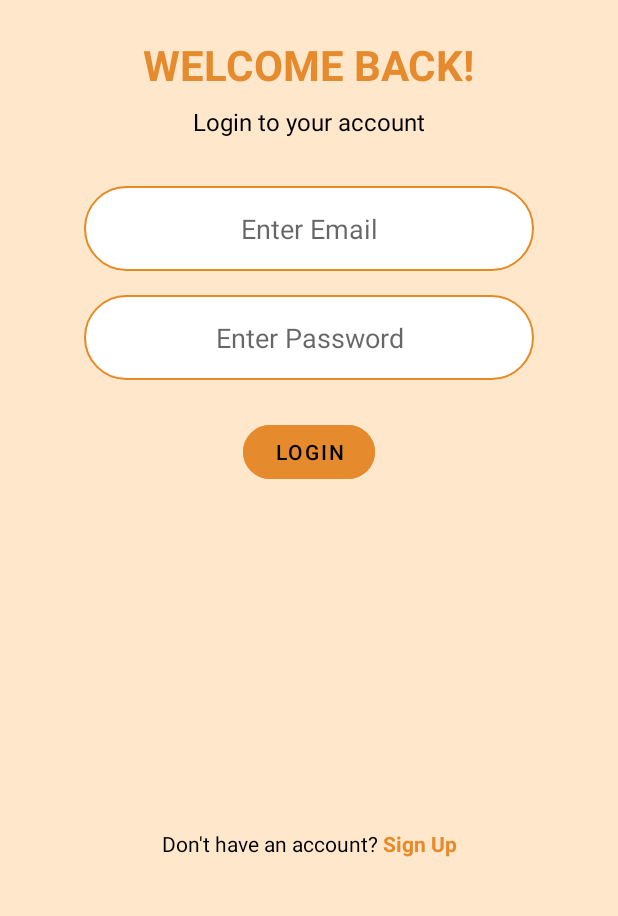
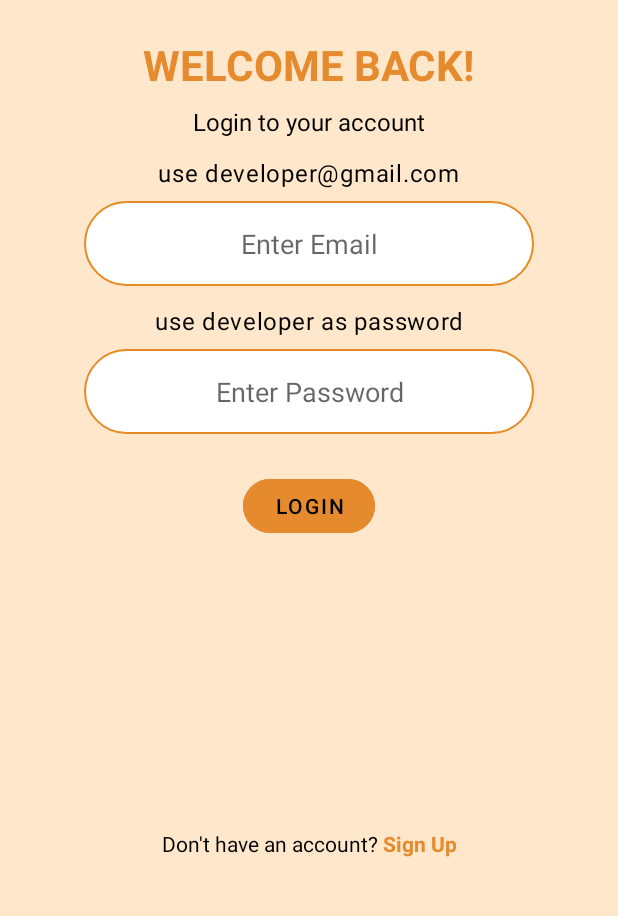
Before and after one commit to suhaniranka006/JainConnect_AndroidApp, an Android app: the screen it shows after launch (LoginActivity), on a phone screen of 412 x 824 dp, the part 282-1198 px from its top. Run offline under Robolectric (Android 15) with nearby library versions, the light colour scheme and no system bars; 1 statement that could not run was skipped.

Commit message:
added test email and login , increased version code

```diff
--- a/app/build.gradle.kts
+++ b/app/build.gradle.kts
@@ -24,8 +24,8 @@
         applicationId = "com.mycompany.jainconnect"
         minSdk = 24
         targetSdk = 35
-        versionCode = 1
-        versionName = "1.0"
+        versionCode = 2
+        versionName = "1.1"
 
         testInstrumentationRunner = "androidx.test.runner.AndroidJUnitRunner"
     }
--- a/app/src/main/res/layout/activity_login.xml
+++ b/app/src/main/res/layout/activity_login.xml
@@ -14,9 +14,9 @@
         android:layout_height="100dp"
         android:layout_marginTop="64dp"
         android:src="@drawable/jainconnect_app_logo"
+        app:layout_constraintTop_toTopOf="parent"
+        app:layout_constraintStart_toStartOf="parent"
         app:layout_constraintEnd_toEndOf="parent"
-        app:layout_constraintStart_toStartOf="parent"
-        app:layout_constraintTop_toTopOf="parent"
         tools:srcCompat="@tools:sample/avatars" />
 
     <TextView
@@ -28,9 +28,9 @@
         android:textColor="@color/saffron_dark"
         android:textSize="28sp"
         android:textStyle="bold"
-        app:layout_constraintEnd_toEndOf="parent"
+        app:layout_constraintTop_toBottomOf="@id/ivLogo"
         app:layout_constraintStart_toStartOf="parent"
-        app:layout_constraintTop_toBottomOf="@id/ivLogo" />
+        app:layout_constraintEnd_toEndOf="parent" />
 
     <TextView
         android:id="@+id/tvSubtitle"
@@ -40,76 +40,100 @@
         android:text="Login to your account"
         android:textSize="16sp"
         android:textColor="@color/text_on_saffron"
-        app:layout_constraintEnd_toEndOf="parent"
+        app:layout_constraintTop_toBottomOf="@id/tvWelcome"
         app:layout_constraintStart_toStartOf="parent"
-        app:layout_constraintTop_toBottomOf="@id/tvWelcome" />
+        app:layout_constraintEnd_toEndOf="parent" />
 
-    <!--
-      Note: The EditText background is @drawable/bg_edittext_rounded.
-      You might need to check that file (bg_edittext_rounded.xml)
-      to ensure its "focused" state also uses the saffron color.
-      (It will likely use colorAccent automatically, which we already set)
-    -->
+    <!-- Email test text -->
+    <TextView
+        android:id="@+id/tvEmailHint"
+        android:layout_width="wrap_content"
+        android:layout_height="wrap_content"
+        style="@style/TextAppearance.Material3.BodyLarge"
+        android:text="use developer@gmail.com"
+        android:textColor="@color/text_on_saffron"
+        android:layout_marginTop="12dp"
+        app:layout_constraintTop_toBottomOf="@id/tvSubtitle"
+        app:layout_constraintStart_toStartOf="parent"
+        app:layout_constraintEnd_toEndOf="parent" />
+
     <EditText
         android:id="@+id/etLoginEmail"
         android:layout_width="0dp"
         android:layout_height="wrap_content"
-        android:layout_marginTop="32dp"
+        android:layout_marginTop="8dp"
+        android:layout_marginStart="32dp"
+        android:layout_marginEnd="32dp"
         android:background="@drawable/bg_edittext_rounded"
         android:hint="Enter Email"
         android:inputType="textEmailAddress"
         android:padding="16dp"
         android:gravity="center"
         android:textColor="@color/black"
-        app:layout_constraintEnd_toEndOf="parent"
+
+        app:layout_constraintTop_toBottomOf="@id/tvEmailHint"
         app:layout_constraintStart_toStartOf="parent"
-        app:layout_constraintTop_toBottomOf="@id/tvSubtitle"
-        android:layout_marginStart="32dp"
-        android:layout_marginEnd="32dp"/>
+        app:layout_constraintEnd_toEndOf="parent" />
+
+    <!-- Password test text -->
+    <TextView
+        android:id="@+id/tvPasswordHint"
+        android:layout_width="wrap_content"
+        android:layout_height="wrap_content"
+        style="@style/TextAppearance.Material3.BodyLarge"
+        android:text="use developer as password"
+        android:textColor="@color/text_on_saffron"
+        android:layout_marginTop="12dp"
+        app:layout_constraintTop_toBottomOf="@id/etLoginEmail"
+        app:layout_constraintStart_toStartOf="parent"
+        app:layout_constraintEnd_toEndOf="parent" />
 
     <EditText
         android:id="@+id/etLoginPassword"
         android:layout_width="0dp"
         android:layout_height="wrap_content"
-        android:layout_marginTop="16dp"
+        android:layout_marginTop="8dp"
+        android:layout_marginStart="32dp"
+        android:layout_marginEnd="32dp"
         android:background="@drawable/bg_edittext_rounded"
         android:hint="Enter Password"
         android:inputType="textPassword"
         android:padding="16dp"
+        android:gravity="center"
         android:textColor="@color/black"
-        android:gravity="center"
-        app:layout_constraintEnd_toEndOf="parent"
+
+        app:layout_constraintTop_toBottomOf="@id/tvPasswordHint"
         app:layout_constraintStart_toStartOf="parent"
-        app:layout_constraintTop_toBottomOf="@id/etLoginEmail"
-        android:layout_marginStart="32dp"
-        android:layout_marginEnd="32dp"/>
-
+        app:layout_constraintEnd_toEndOf="parent" />
 
     <com.google.android.material.button.MaterialButton
         android:id="@+id/btnLogin"
         style="@style/Widget.MaterialComponents.Button.OutlinedButton"
-        android:layout_width="wrap_content"  android:layout_height="wrap_content"
+        android:layout_width="wrap_content"
+        android:layout_height="wrap_content"
         android:layout_marginStart="32dp"
-        android:layout_marginTop="24dp" android:layout_marginEnd="32dp"
+        android:layout_marginTop="24dp"
+        android:layout_marginEnd="32dp"
         android:text="Login"
         app:backgroundTint="@color/saffron_dark"
         android:textColor="@color/text_on_saffron"
         app:cornerRadius="30dp"
         app:strokeColor="@color/saffron_dark"
         app:strokeWidth="1.5dp"
-        app:layout_constraintEnd_toEndOf="parent"
+        app:layout_constraintTop_toBottomOf="@id/etLoginPassword"
         app:layout_constraintStart_toStartOf="parent"
-        app:layout_constraintTop_toBottomOf="@id/etLoginPassword" />
+        app:layout_constraintEnd_toEndOf="parent" />
+
     <ProgressBar
         android:id="@+id/loginProgressBar"
         android:layout_width="wrap_content"
         android:layout_height="wrap_content"
         android:layout_gravity="center"
         android:visibility="gone"
+        android:layout_marginTop="16dp"
         app:layout_constraintTop_toBottomOf="@id/btnLogin"
         app:layout_constraintStart_toStartOf="parent"
-        app:layout_constraintEnd_toEndOf="parent"
-        android:layout_marginTop="16dp"/>
+        app:layout_constraintEnd_toEndOf="parent" />
 
     <LinearLayout
         android:id="@+id/llGoToSignUp"
@@ -127,8 +151,7 @@
             android:layout_height="wrap_content"
             android:text="Don't have an account? "
             android:textSize="14sp"
-            android:textColor="@color/text_on_saffron"/>
-
+            android:textColor="@color/text_on_saffron" />
 
         <TextView
             android:id="@+id/tvGoToSignUp"
@@ -139,8 +162,7 @@
             android:textStyle="bold"
             android:clickable="true"
             android:focusable="true"
-            android:textSize="14sp"/>
-
+            android:textSize="14sp" />
     </LinearLayout>
 
 </androidx.constraintlayout.widget.ConstraintLayout>
```
